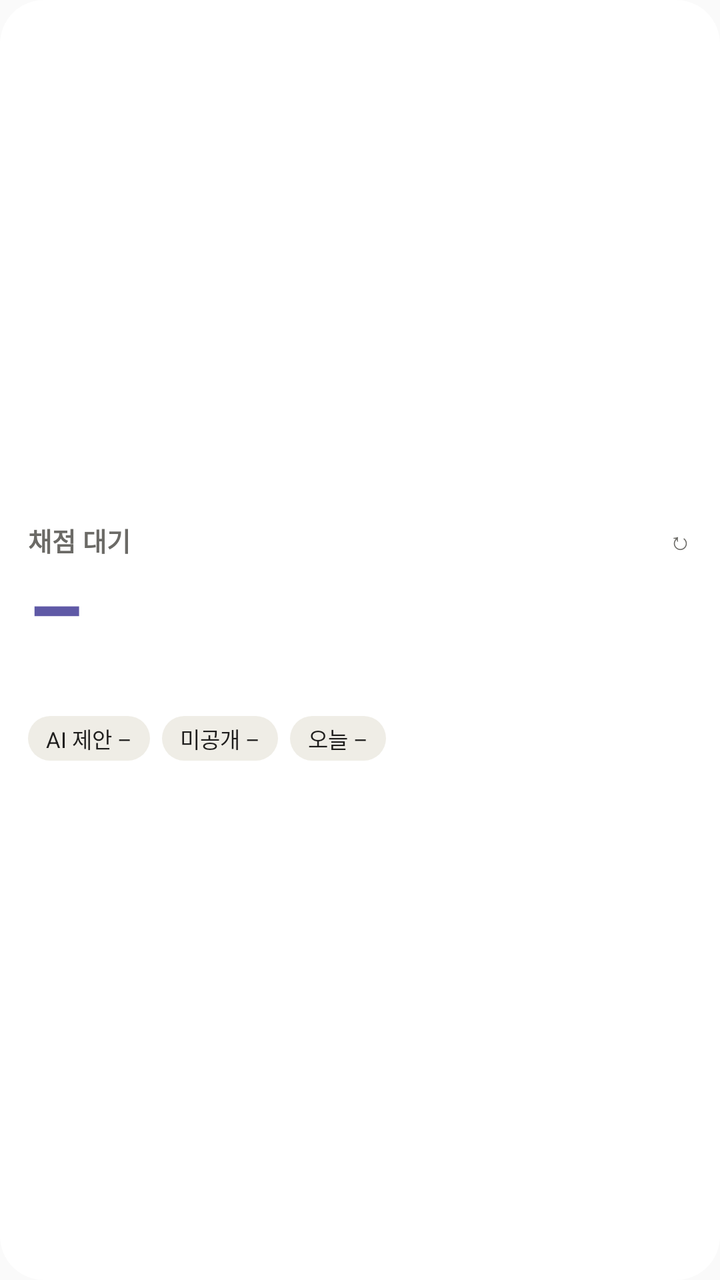
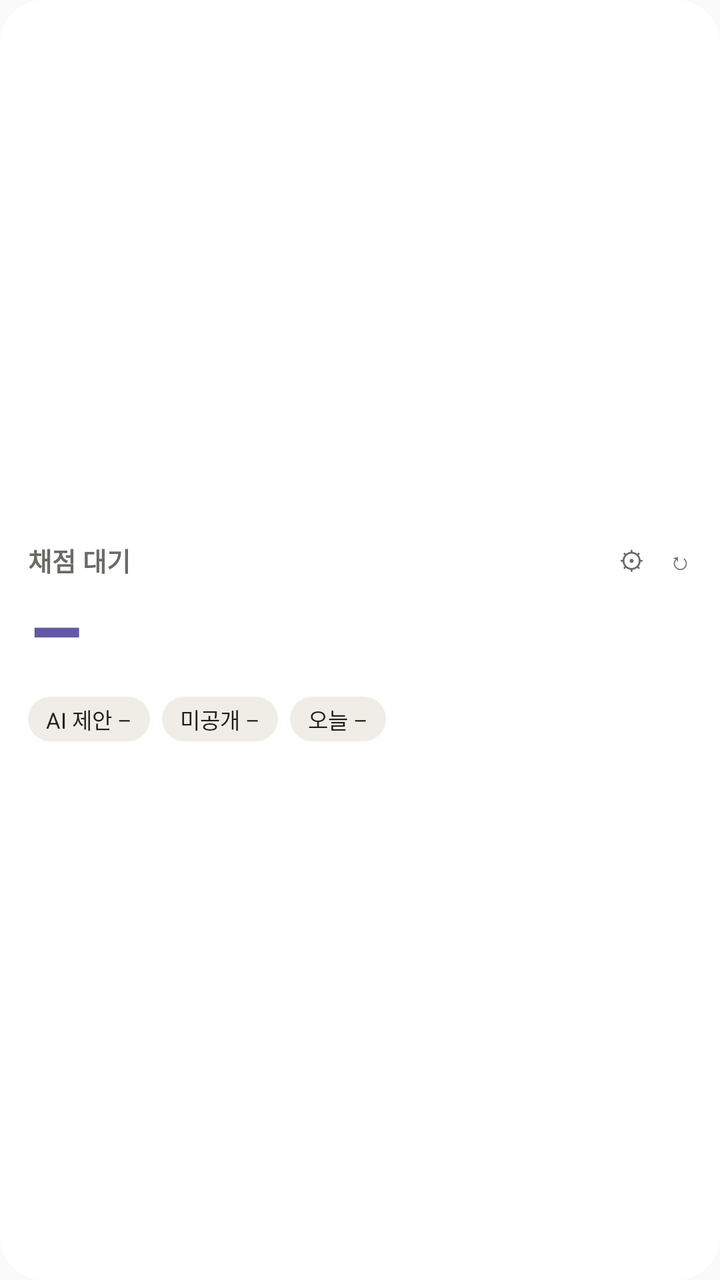

Before-and-after screenshots of an Android layout around one commit, followed by the original layout XML and the change that was made.
<!-- AndroidManifest.xml: application theme android:Theme.Material.Light.NoActionBar -->
<!-- res/layout/widget_wait.xml -->
<?xml version="1.0" encoding="utf-8"?>
<LinearLayout xmlns:android="http://schemas.android.com/apk/res/android"
    android:id="@+id/root"
    android:layout_width="match_parent"
    android:layout_height="match_parent"
    android:orientation="vertical"
    android:background="@drawable/widget_bg"
    android:gravity="center_vertical"
    android:padding="14dp">

    <LinearLayout
        android:layout_width="match_parent"
        android:layout_height="wrap_content"
        android:orientation="horizontal"
        android:gravity="center_vertical">
        <TextView
            android:layout_width="0dp"
            android:layout_height="wrap_content"
            android:layout_weight="1"
            android:text="채점 대기"
            android:textColor="@color/muted"
            android:textSize="13sp"
            android:textStyle="bold" />
        <TextView
            android:id="@+id/updated"
            android:layout_width="wrap_content"
            android:layout_height="wrap_content"
            android:paddingStart="8dp"
            android:paddingTop="2dp"
            android:paddingBottom="2dp"
            android:text="↻"
            android:textColor="@color/muted"
            android:textSize="12sp" />
    </LinearLayout>

    <TextView
        android:id="@+id/wait"
        android:layout_width="wrap_content"
        android:layout_height="wrap_content"
        android:text="–"
        android:textColor="@color/accent_strong"
        android:textSize="44sp"
        android:textStyle="bold"
        android:includeFontPadding="false" />

    <TextView
        android:id="@+id/grades"
        android:layout_width="wrap_content"
        android:layout_height="wrap_content"
        android:layout_marginTop="2dp"
        android:text=""
        android:textColor="@color/muted"
        android:textSize="12sp" />

    <TextView
        android:id="@+id/msg"
        android:layout_width="match_parent"
        android:layout_height="wrap_content"
        android:layout_marginTop="4dp"
        android:text="눌러서 연결 코드를 넣어 주세요"
        android:textColor="@color/text"
        android:textSize="13sp"
        android:visibility="gone" />

    <LinearLayout
        android:id="@+id/chips"
        android:layout_width="match_parent"
        android:layout_height="wrap_content"
        android:layout_marginTop="8dp"
        android:orientation="horizontal">
        <TextView android:id="@+id/ai" style="@style/Chip" android:text="AI 제안 –" />
        <TextView android:id="@+id/unpub" style="@style/Chip" android:layout_marginStart="6dp" android:text="미공개 –" />
        <TextView android:id="@+id/today" style="@style/Chip" android:layout_marginStart="6dp" android:text="오늘 –" />
    </LinearLayout>
</LinearLayout>
<!-- resources referenced by this layout -->
<resources>
  <color name="accent_strong">#5F59A6</color>
  <color name="muted">#6B6A66</color>
  <color name="text">#1F1E1D</color>
  <!-- drawable widget_bg (drawable) -->
  <?xml version="1.0" encoding="utf-8"?>
  <shape xmlns:android="http://schemas.android.com/apk/res/android" android:shape="rectangle">
      <solid android:color="@color/surface" />
      <corners android:radius="22dp" />
  </shape>
  <style name="Chip">
          <item name="android:layout_width">wrap_content</item>
          <item name="android:layout_height">wrap_content</item>
          <item name="android:background">@drawable/chip_bg</item>
          <item name="android:paddingStart">9dp</item>
          <item name="android:paddingEnd">9dp</item>
          <item name="android:paddingTop">3dp</item>
          <item name="android:paddingBottom">3dp</item>
          <item name="android:textColor">@color/text</item>
          <item name="android:textSize">11sp</item>
          <item name="android:maxLines">1</item>
      </style>
  <color name="surface">#FFFFFF</color>
  <!-- drawable chip_bg (drawable) -->
  <?xml version="1.0" encoding="utf-8"?>
  <shape xmlns:android="http://schemas.android.com/apk/res/android" android:shape="rectangle">
      <solid android:color="@color/surface_alt" />
      <corners android:radius="999dp" />
  </shape>
  <color name="surface_alt">#EFEDE6</color>
</resources>

<!-- the commit's change to res/layout/widget_wait.xml (unified diff, before → after) -->
@@ -22,6 +22,18 @@
             android:textSize="13sp"
             android:textStyle="bold" />
         <TextView
+            android:id="@+id/settings"
+            android:layout_width="wrap_content"
+            android:layout_height="wrap_content"
+            android:paddingStart="8dp"
+            android:paddingEnd="4dp"
+            android:paddingTop="2dp"
+            android:paddingBottom="2dp"
+            android:text="⚙"
+            android:contentDescription="알림·연결 설정"
+            android:textColor="@color/muted"
+            android:textSize="13sp" />
+        <TextView
             android:id="@+id/updated"
             android:layout_width="wrap_content"
             android:layout_height="wrap_content"
@@ -33,24 +45,44 @@
             android:textSize="12sp" />
     </LinearLayout>
 
-    <TextView
-        android:id="@+id/wait"
-        android:layout_width="wrap_content"
+    
+    <LinearLayout
+        android:layout_width="match_parent"
         android:layout_height="wrap_content"
-        android:text="–"
-        android:textColor="@color/accent_strong"
-        android:textSize="44sp"
-        android:textStyle="bold"
-        android:includeFontPadding="false" />
+        android:orientation="horizontal"
+        android:gravity="bottom">
+        <TextView
+            android:id="@+id/wait"
+            android:layout_width="wrap_content"
+            android:layout_height="wrap_content"
+            android:text="–"
+            android:textColor="@color/accent_strong"
+            android:textSize="44sp"
+            android:textStyle="bold"
+            android:includeFontPadding="false" />
+        <TextView
+            android:id="@+id/grades"
+            android:layout_width="wrap_content"
+            android:layout_height="wrap_content"
+            android:layout_marginStart="10dp"
+            android:layout_marginBottom="5dp"
+            android:text=""
+            android:textColor="@color/muted"
+            android:textSize="12sp" />
+    </LinearLayout>
 
-    <TextView
-        android:id="@+id/grades"
-        android:layout_width="wrap_content"
+    
+    <LinearLayout
+        android:id="@+id/classes"
+        android:layout_width="match_parent"
         android:layout_height="wrap_content"
-        android:layout_marginTop="2dp"
-        android:text=""
-        android:textColor="@color/muted"
-        android:textSize="12sp" />
+        android:layout_marginTop="6dp"
+        android:orientation="horizontal"
+        android:visibility="gone">
+        <TextView android:id="@+id/cls1" style="@style/ClassChip" android:text="4-5 · 12" />
+        <TextView android:id="@+id/cls2" style="@style/ClassChip" android:layout_marginStart="6dp" android:text="4-1 · 8" />
+        <TextView android:id="@+id/cls3" style="@style/ClassChip" android:layout_marginStart="6dp" android:text="3-2 · 3" />
+    </LinearLayout>
 
     <TextView
         android:id="@+id/msg"
@@ -66,7 +98,7 @@
         android:id="@+id/chips"
         android:layout_width="match_parent"
         android:layout_height="wrap_content"
-        android:layout_marginTop="8dp"
+        android:layout_marginTop="6dp"
         android:orientation="horizontal">
         <TextView android:id="@+id/ai" style="@style/Chip" android:text="AI 제안 –" />
         <TextView android:id="@+id/unpub" style="@style/Chip" android:layout_marginStart="6dp" android:text="미공개 –" />
<!-- resource entries referenced after the edit -->
@@ -21,6 +21,14 @@
           <item name="android:textSize">11sp</item>
           <item name="android:maxLines">1</item>
       </style>
+  <style name="ClassChip" parent="Chip">
+          <item name="android:background">@drawable/class_chip_bg</item>
+          <item name="android:textColor">@color/accent_strong</item>
+          <item name="android:textSize">12sp</item>
+          <item name="android:textStyle">bold</item>
+          <item name="android:paddingTop">4dp</item>
+          <item name="android:paddingBottom">4dp</item>
+      </style>
   <color name="surface">#FFFFFF</color>
   <!-- drawable chip_bg (drawable) -->
   <?xml version="1.0" encoding="utf-8"?>
@@ -28,6 +36,14 @@
       <solid android:color="@color/surface_alt" />
       <corners android:radius="999dp" />
   </shape>
+  <!-- drawable class_chip_bg (drawable) -->
+  <?xml version="1.0" encoding="utf-8"?>
+  <shape xmlns:android="http://schemas.android.com/apk/res/android" android:shape="rectangle">
+      <solid android:color="@color/surface" />
+      <stroke android:width="1dp" android:color="@color/accent" />
+      <corners android:radius="999dp" />
+  </shape>
   <color name="surface_alt">#EFEDE6</color>
+  <color name="accent">#7F77DD</color>
 </resources>
 
